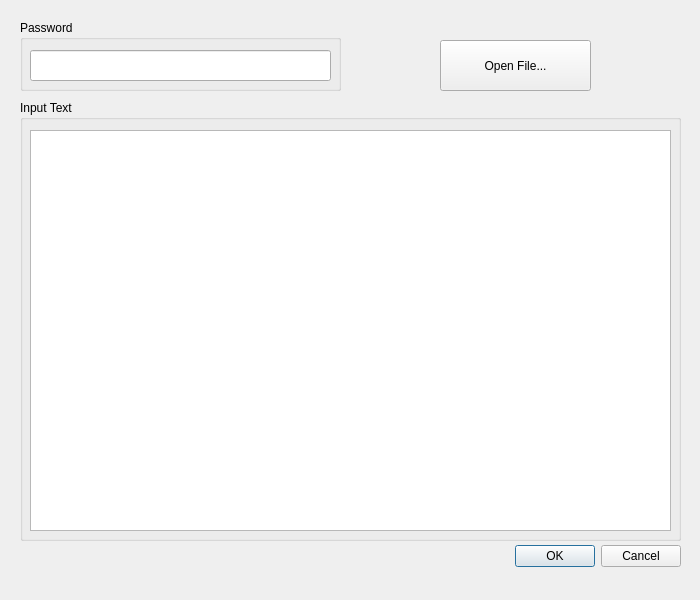
Before: the Qt Designer form QT_SteGUI/Steganography/addfile.ui in Ekulok/QTsteganography, drawn with Qt 5.
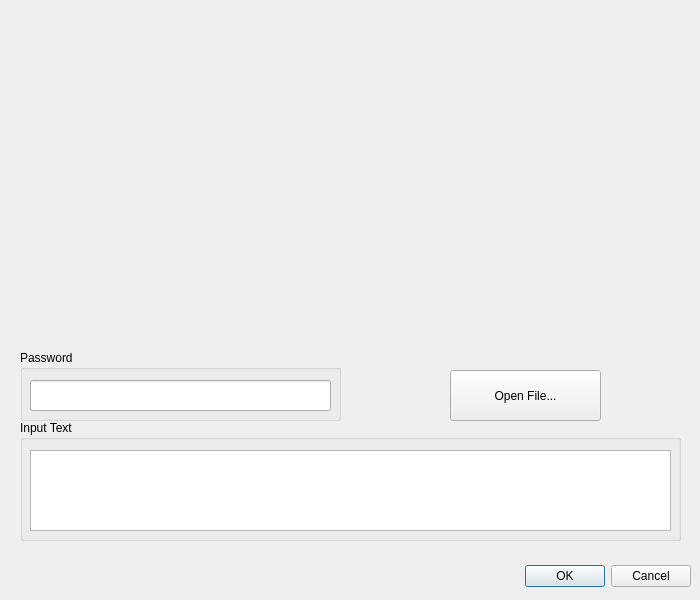
After: the same form once the commit is applied.

Diff of the .ui file:
```diff
--- a/QT_SteGUI/Steganography/addfile.ui
+++ b/QT_SteGUI/Steganography/addfile.ui
@@ -34,8 +34,8 @@
   <widget class="QDialogButtonBox" name="buttonBox">
    <property name="geometry">
     <rect>
-     <x>340</x>
-     <y>540</y>
+     <x>350</x>
+     <y>560</y>
      <width>341</width>
      <height>32</height>
     </rect>
@@ -51,7 +51,7 @@
    <property name="geometry">
     <rect>
      <x>20</x>
-     <y>20</y>
+     <y>350</y>
      <width>321</width>
      <height>71</height>
     </rect>
@@ -74,9 +74,9 @@
    <property name="geometry">
     <rect>
      <x>20</x>
-     <y>100</y>
+     <y>420</y>
      <width>661</width>
-     <height>441</height>
+     <height>121</height>
     </rect>
    </property>
    <property name="title">
@@ -88,7 +88,7 @@
       <x>10</x>
       <y>30</y>
       <width>641</width>
-      <height>401</height>
+      <height>81</height>
      </rect>
     </property>
    </widget>
@@ -96,8 +96,8 @@
   <widget class="QPushButton" name="pushButton">
    <property name="geometry">
     <rect>
-     <x>440</x>
-     <y>40</y>
+     <x>450</x>
+     <y>370</y>
      <width>151</width>
      <height>51</height>
     </rect>
@@ -106,6 +106,19 @@
     <string>Open File...</string>
    </property>
   </widget>
+  <widget class="QLabel" name="label_image">
+   <property name="geometry">
+    <rect>
+     <x>30</x>
+     <y>30</y>
+     <width>641</width>
+     <height>311</height>
+    </rect>
+   </property>
+   <property name="text">
+    <string/>
+   </property>
+  </widget>
  </widget>
  <resources/>
  <connections>
```
Left out of the diff: 2 changed lines with no effect on the pictures.
